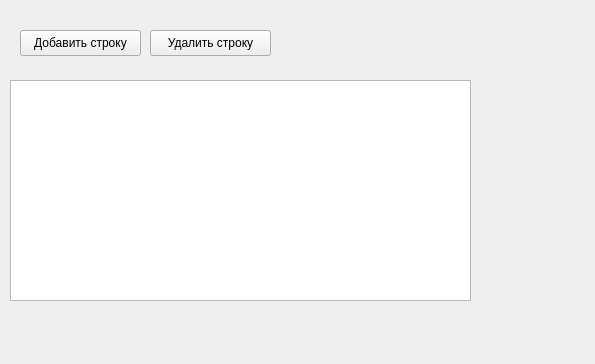
The window that View/posttableform.ui (ZarevichMikhail/BD) describes before a commit, drawn with Qt 5.
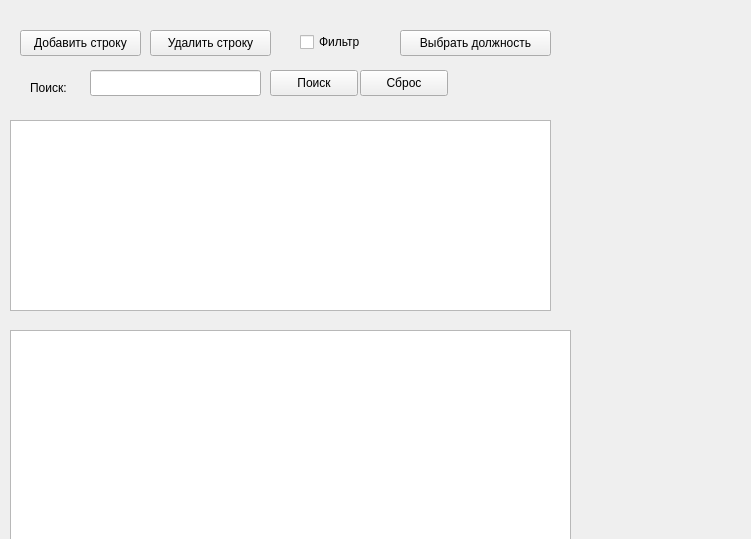
The same window after the commit.

Patch:
```diff
--- a/View/posttableform.ui
+++ b/View/posttableform.ui
@@ -6,8 +6,8 @@
    <rect>
     <x>0</x>
     <y>0</y>
-    <width>595</width>
-    <height>364</height>
+    <width>751</width>
+    <height>539</height>
    </rect>
   </property>
   <property name="windowTitle">
@@ -17,9 +17,9 @@
    <property name="geometry">
     <rect>
      <x>10</x>
-     <y>80</y>
-     <width>461</width>
-     <height>221</height>
+     <y>120</y>
+     <width>541</width>
+     <height>191</height>
     </rect>
    </property>
   </widget>
@@ -49,6 +49,91 @@
     <string>Удалить строку</string>
    </property>
   </widget>
+  <widget class="QTableView" name="workersTable">
+   <property name="geometry">
+    <rect>
+     <x>10</x>
+     <y>330</y>
+     <width>561</width>
+     <height>211</height>
+    </rect>
+   </property>
+  </widget>
+  <widget class="QLabel" name="label">
+   <property name="geometry">
+    <rect>
+     <x>30</x>
+     <y>80</y>
+     <width>51</width>
+     <height>16</height>
+    </rect>
+   </property>
+   <property name="text">
+    <string>Поиск: </string>
+   </property>
+  </widget>
+  <widget class="QLineEdit" name="SearchTextBox">
+   <property name="geometry">
+    <rect>
+     <x>90</x>
+     <y>70</y>
+     <width>171</width>
+     <height>26</height>
+    </rect>
+   </property>
+  </widget>
+  <widget class="QPushButton" name="SearchButton">
+   <property name="geometry">
+    <rect>
+     <x>270</x>
+     <y>70</y>
+     <width>88</width>
+     <height>26</height>
+    </rect>
+   </property>
+   <property name="text">
+    <string>Поиск</string>
+   </property>
+  </widget>
+  <widget class="QCheckBox" name="FilterCheckBox">
+   <property name="geometry">
+    <rect>
+     <x>300</x>
+     <y>30</y>
+     <width>92</width>
+     <height>24</height>
+    </rect>
+   </property>
+   <property name="text">
+    <string>Фильтр</string>
+   </property>
+  </widget>
+  <widget class="QPushButton" name="ResetSearchButton">
+   <property name="geometry">
+    <rect>
+     <x>360</x>
+     <y>70</y>
+     <width>88</width>
+     <height>26</height>
+    </rect>
+   </property>
+   <property name="text">
+    <string>Сброс</string>
+   </property>
+  </widget>
+  <widget class="QPushButton" name="SelectPostButton">
+   <property name="geometry">
+    <rect>
+     <x>400</x>
+     <y>30</y>
+     <width>151</width>
+     <height>26</height>
+    </rect>
+   </property>
+   <property name="text">
+    <string>Выбрать должность</string>
+   </property>
+  </widget>
  </widget>
  <resources/>
  <connections/>
```
